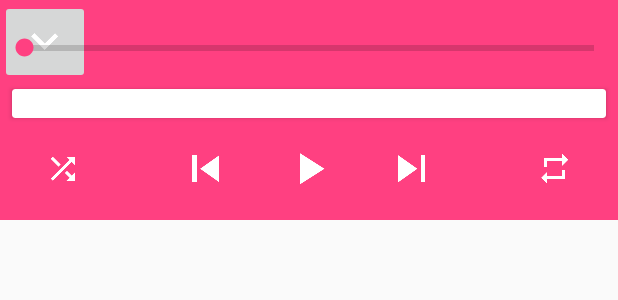
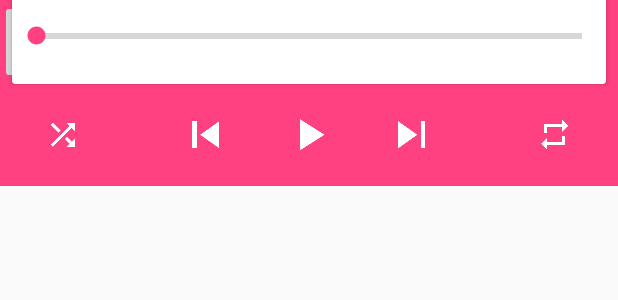
Before and after one commit to nixxholas/LynxPlayer, an Android app: the layout activity_main_slidingup.xml on its own in the app's theme, with its tools: preview values and no code run, on a phone screen of 412 x 824 dp. Shown: the top 300 px of the screen. Run offline under Robolectric (Android 15) with nearby library versions, the phone set to English and light mode, and no system bars.

Commit message:
SlidingUpLayout: CardView: Minor Adjustments
Signed-off-by: Nicholas <amperific@gmail.com>

```diff
--- a/app/src/main/java/com/nixholas/materialtunes/Notification/persistentNotif.java
+++ b/app/src/main/java/com/nixholas/materialtunes/Notification/persistentNotif.java
@@ -222,7 +222,7 @@ public class PersistentNotif extends BroadcastReceiver implements Runnable {
                 .setCustomBigContentView(bigView)
                 //.setLargeIcon(uriToBmp(albumArtUri))
                 // http://stackoverflow.com/questions/5757997/hide-time-in-android-notification-without-using-custom-layout
-                .setShowWhen(false) // Removes the timestamp for the notification
+                //.setShowWhen(false) // Removes the timestamp for the notification
                 // http://stackoverflow.com/questions/27343202/changing-notification-icon-background-on-lollipop
                 //.setColor(Color.parseColor("303F9F"))
                 .setOngoing(true)
--- a/app/src/main/res/layout/activity_main_slidingup.xml
+++ b/app/src/main/res/layout/activity_main_slidingup.xml
@@ -12,7 +12,7 @@
 
     <ImageButton
         android:id="@+id/slided_close"
-        android:layout_alignParentTop="true"
+        android:layout_alignParentStart="true"
         android:layout_width="wrap_content"
         android:layout_height="wrap_content"
         android:src="@drawable/ic_keyboard_arrow_down_white_36dp"/>
@@ -21,18 +21,27 @@
     <ImageView
             android:id="@+id/slided_image"
             android:adjustViewBounds="true"
-            android:layout_width="wrap_content"
+            android:layout_width="match_parent"
             android:layout_height="wrap_content"
             android:scaleType="fitXY"
             android:contentDescription="slided album art" />
 
+        <android.support.v7.widget.CardView
+            android:id="@+id/slided_details"
+            android:layout_below="@id/slided_image"
+            android:background="@color/cardview_dark_background"
+            android:layout_marginTop="@dimen/slideduplayout_cardpadding"
+            android:layout_marginLeft="@dimen/appbar_padding_top"
+            android:layout_marginRight="@dimen/appbar_padding_top"
+            android:orientation="vertical"
+            android:layout_width="match_parent"
+            android:layout_height="wrap_content">
+
             <SeekBar
                 android:id="@+id/slided_seekbar"
                 style="@style/Widget.AppCompat.ProgressBar.Horizontal"
-        android:layout_below="@id/slided_image"
                 android:layout_width="match_parent"
                 android:layout_height="wrap_content"
-        android:layout_gravity="top"
                 android:maxHeight="88dp"
                 android:minHeight="64dp"
                 android:tag="tint_accent_color" />
@@ -69,28 +78,25 @@
 
             </LinearLayout>
 
-        <android.support.v7.widget.CardView
-            android:id="@+id/slided_details"
+            <LinearLayout
+                android:id="@+id/slided_currenttexts"
                 android:layout_below="@id/slided_seekbartext"
-            android:background="@color/cardview_dark_background"
-            android:layout_marginLeft="@dimen/appbar_padding_top"
-            android:layout_marginRight="@dimen/appbar_padding_top"
-            android:orientation="vertical"
-            android:layout_width="match_parent"
-            android:layout_height="wrap_content">
-
-            <LinearLayout
                 android:orientation="horizontal"
                 android:layout_width="match_parent"
                 android:layout_height="wrap_content">
 
                 <TextView
                     android:id="@+id/slided_title"
+                    android:paddingTop="@dimen/album_title_padding"
+                    android:paddingLeft="@dimen/album_title_padding"
                     android:layout_width="wrap_content"
                     android:layout_height="wrap_content" />
 
                 <TextView
                     android:id="@+id/slided_artist"
+                    android:paddingTop="@dimen/album_title_padding"
+                    android:paddingLeft="@dimen/album_title_padding"
+                    android:paddingBottom="@dimen/album_title_padding"
                     android:layout_width="wrap_content"
                     android:layout_height="wrap_content" />
 
--- a/app/src/main/res/values/dimens.xml
+++ b/app/src/main/res/values/dimens.xml
@@ -17,6 +17,9 @@
     <dimen name="albumsfragment_padding_side">4dp</dimen>
     <dimen name="albumsfragment_padding_topbottom">6dp</dimen>
 
+    <!-- CardView in the Sliding Up Layout -->
+    <dimen name="slideduplayout_cardpadding">-8dp</dimen>
+
     <dimen name="item_offset">10dp</dimen>
     <dimen name="detail_backdrop_height">250dp</dimen>
     <dimen name="backdrop_title">30dp</dimen>
```
Lines whose indentation alone changed are shown as unchanged.
